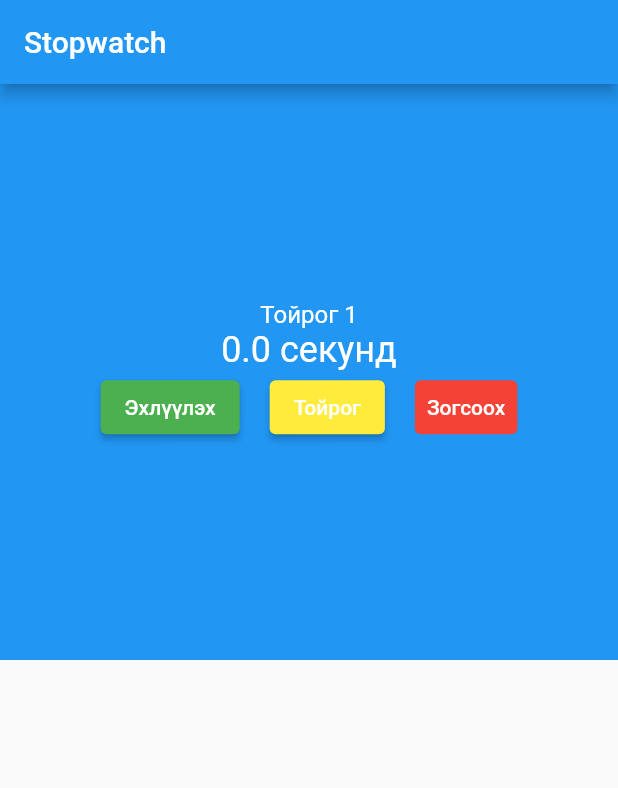
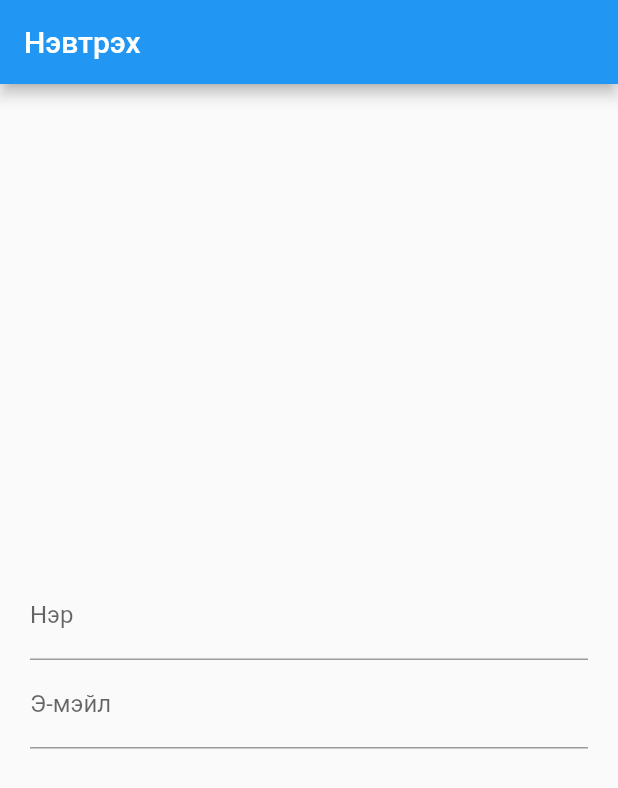
Before and after one commit to atuvshinjargal/Mobile_course, a Flutter app: the screen it shows after launch, on a phone screen of 412 x 824 dp. Shown: the top 788 px of the screen. Run offline on Flutter 3.47's test engine with Material 2 defaults, Android fonts, the phone set to English and light mode, and no system bars; our stand-ins replace google_fonts.

Commit message:
loginscreen

```diff
--- /dev/null
+++ b/lib/login_screen.dart
@@ -0,0 +1,78 @@
+import 'package:flutter/material.dart';
+import 'package:flutter/src/foundation/key.dart';
+import 'package:flutter/src/widgets/framework.dart';
+
+class LoginScreen extends StatefulWidget {
+  const LoginScreen({Key? key}) : super(key: key);
+
+  @override
+  State<LoginScreen> createState() => _LoginScreenState();
+}
+
+class _LoginScreenState extends State<LoginScreen> {
+  bool loggedIn = false;
+  late String name;
+  final _nameController = TextEditingController();
+  final _emailController = TextEditingController();
+  final _formKey = GlobalKey<FormState>();
+
+  @override
+  Widget build(BuildContext context) {
+    return Scaffold(
+      appBar: AppBar(
+        title: Text('Нэвтрэх'),
+      ),
+      body: Center(
+        child: loggedIn ? _buildSuccess() : _buildLoginForm(),
+      ),
+    );
+  }
+
+  Widget _buildSuccess() {
+    return Column(
+      mainAxisAlignment: MainAxisAlignment.center,
+      children: const <Widget>[
+        Icon(
+          Icons.check,
+          color: Colors.orange,
+        ),
+        Text("Сайн байна уу? Та амжилттай нэвтэрлээ."),
+      ],
+    );
+  }
+
+  Widget _buildLoginForm() {
+    return Form(
+      key: _formKey,
+      child: Padding(
+        padding: const EdgeInsets.all(20),
+        child: Column(
+          mainAxisAlignment: MainAxisAlignment.center,
+          children: [
+            TextFormField(
+              controller: _nameController,
+              decoration: InputDecoration(labelText: 'Нэр'),
+              validator: (text) => text!.isEmpty ? 'Та утга оруулна уу.' : null,
+            ),
+            TextFormField(
+              controller: _emailController,
+              keyboardType: TextInputType.emailAddress,
+              decoration: InputDecoration(labelText: 'Э-мэйл'),
+              validator: (text) {
+                if (text!.isEmpty) {
+                  return 'Та Э-мэйлээ оруулна уу.';
+                }
+                final regex =
+                    RegExp('[^@]+@[^\.]+\..+'); //tuvshinjargal@erdenetis.edu.mn
+                if (!regex.hasMatch(text)) {
+                  return 'Та Э-мэйл хаягаа зөв оруулна уу?';
+                }
+                return null;
+              },
+            ),
+          ],
+        ),
+      ),
+    );
+  }
+}
--- a/lib/main.dart
+++ b/lib/main.dart
@@ -2,6 +2,7 @@ import 'package:flutter/material.dart';
 import 'package:myapp/deep_tree.dart';
 import 'package:myapp/e_commerce_screen.dart';
 import 'package:myapp/flex_screen.dart';
+import 'package:myapp/login_screen.dart';
 import 'package:myapp/profile_screen.dart';
 
 import 'stopwatch.dart';
@@ -18,7 +19,7 @@ class MyApp extends StatelessWidget {
   @override
   Widget build(BuildContext context) {
     return MaterialApp(
-      home: StopWatch(),
+      home: LoginScreen(),
     );
   }
 }
--- a/lib/stopwatch.dart
+++ b/lib/stopwatch.dart
@@ -1,6 +1,5 @@
 import 'dart:async';
 import 'package:flutter/material.dart';
-import 'package:myapp/main.dart';
 
 class StopWatch extends StatefulWidget {
   const StopWatch({Key? key}) : super(key: key);
```
